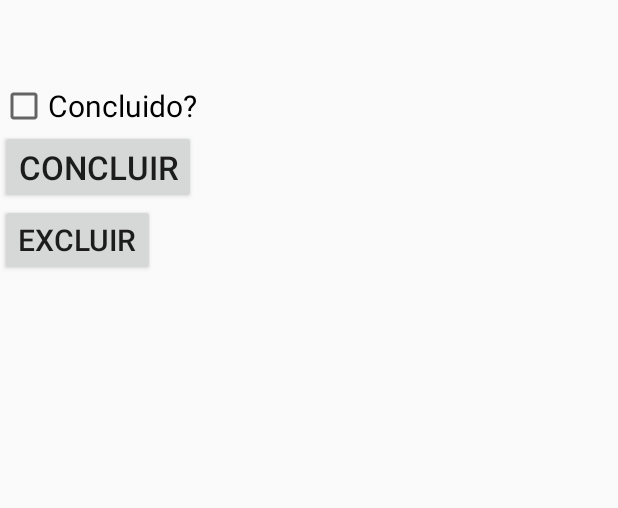
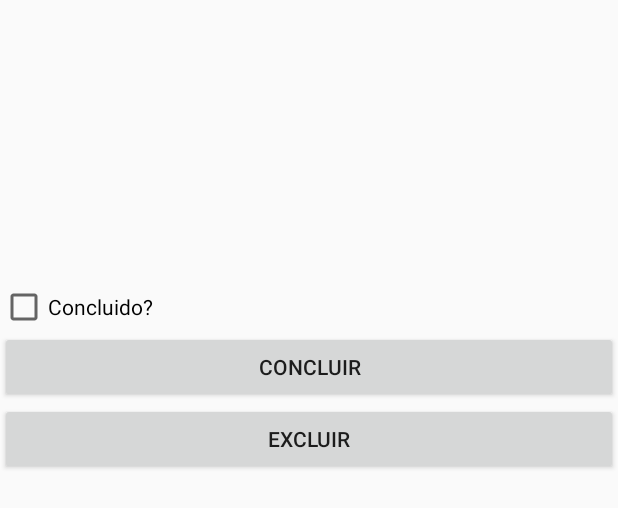
Before and after one commit to FabianaOliveira/Laboratorio14, an Android app: the layout detalhe_layout.xml on its own in the app's theme, with its tools: preview values and no code run, on a phone screen of 412 x 824 dp. Shown: the top 508 px of the screen. Run offline under Robolectric (Android 15) with nearby library versions, the phone set to English and light mode, and no system bars.

Commit message:
Alteração de layout

```diff
--- a/app/src/main/res/layout/activity_main.xml
+++ b/app/src/main/res/layout/activity_main.xml
@@ -14,7 +14,9 @@
         android:layout_width="wrap_content"
         android:layout_height="wrap_content"
         android:text="@string/btn_adicionar"
-        android:id="@+id/adicionarButton" />
+        android:id="@+id/adicionarButton"
+        android:layout_alignParentTop="true"
+        android:layout_centerHorizontal="true" />
 
     <ListView
         android:layout_width="match_parent"
--- a/app/src/main/res/layout/detalhe_layout.xml
+++ b/app/src/main/res/layout/detalhe_layout.xml
@@ -1,27 +1,29 @@
 <?xml version="1.0" encoding="utf-8"?>
 <LinearLayout xmlns:android="http://schemas.android.com/apk/res/android"
     android:orientation="vertical" android:layout_width="match_parent"
-    android:layout_height="match_parent">
+    android:layout_height="match_parent"
+    android:weightSum="1">
 
 
     <TextView
         android:layout_width="match_parent"
         android:layout_height="wrap_content"
         android:id="@+id/tarefaTextView"
-        android:textSize="20dp"/>
+        android:textSize="20sp"
+        android:layout_weight="0.12" />
 
     <TextView
         android:layout_width="match_parent"
         android:layout_height="wrap_content"
         android:id="@+id/descricaoTextView"
-        android:textSize="20dp"/>
+        android:textSize="20sp"
+        android:layout_weight="0.09" />
 
     <CheckBox
         android:layout_width="match_parent"
         android:layout_height="wrap_content"
-        android:text="Concluido?"
-        android:id="@+id/concluidoCheckBox"
-        android:textSize="20dp" />
+        android:text="@string/concluido"
+        android:id="@+id/concluidoCheckBox"/>
 
     <LinearLayout
         android:orientation="vertical"
@@ -29,17 +31,15 @@
         android:layout_height="wrap_content"></LinearLayout>
 
     <Button
-        android:layout_width="wrap_content"
+        android:layout_width="match_parent"
         android:layout_height="wrap_content"
-        android:text="Concluir"
-        android:id="@+id/concluirButton"
-        android:textSize="22dp" />
+        android:text="@string/btn_concluir"
+        android:id="@+id/concluirButton"/>
 
     <Button
-        android:layout_width="wrap_content"
+        android:layout_width="match_parent"
         android:layout_height="wrap_content"
-        android:text="Excluir"
-        android:id="@+id/excluirButton"
-        android:textSize="20dp" />
+        android:text="@string/btn_excluir"
+        android:id="@+id/excluirButton" />
 
 </LinearLayout>
--- a/app/src/main/res/values/strings.xml
+++ b/app/src/main/res/values/strings.xml
@@ -1,4 +1,14 @@
 <resources>
     <string name="app_name">Laboratorio14</string>
     <string name="btn_adicionar">Adicionar</string>
+
+    <string name="nome_da_tarefa">Nome da Tarefa</string>
+    <string name="descricao_da_tarefa">Descrição da Tarefa</string>
+    <string name="btn_salvar">Salvar</string>
+
+
+    <string name="concluido">Concluido?</string>
+    <string name="btn_concluir">Concluir</string>
+    <string name="btn_excluir">Excluir</string>
+
 </resources>
```
Also changed, not shown: app/src/main/res/layout/nova_tarefa_layout.xml (+6 -4 lines).
